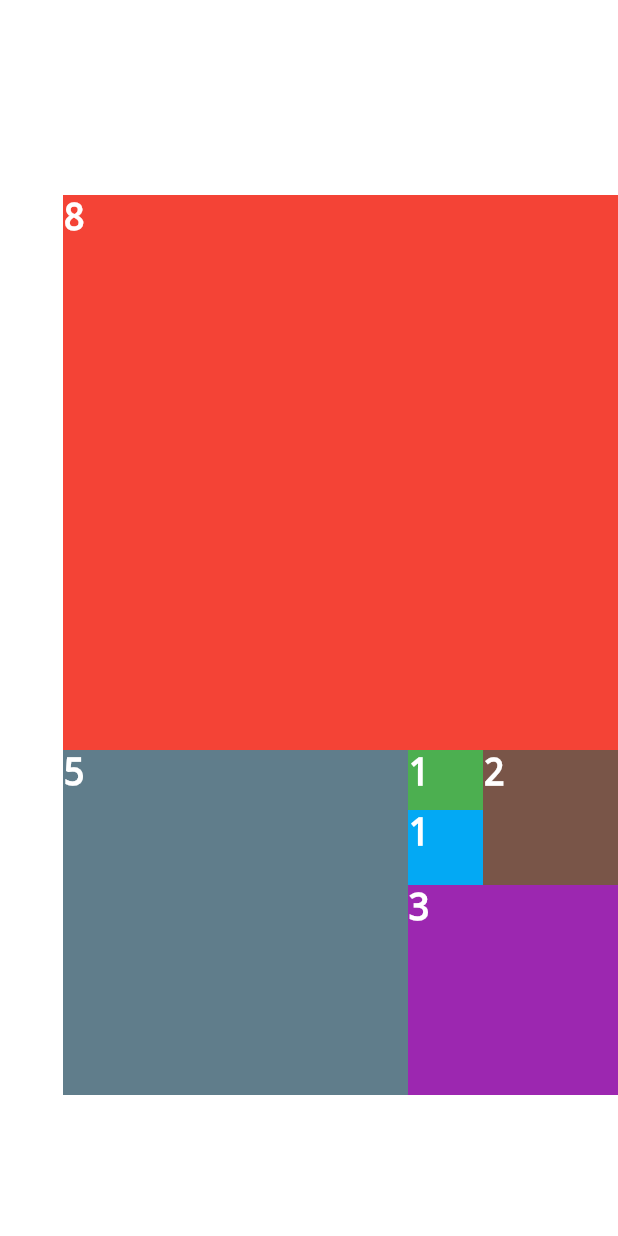
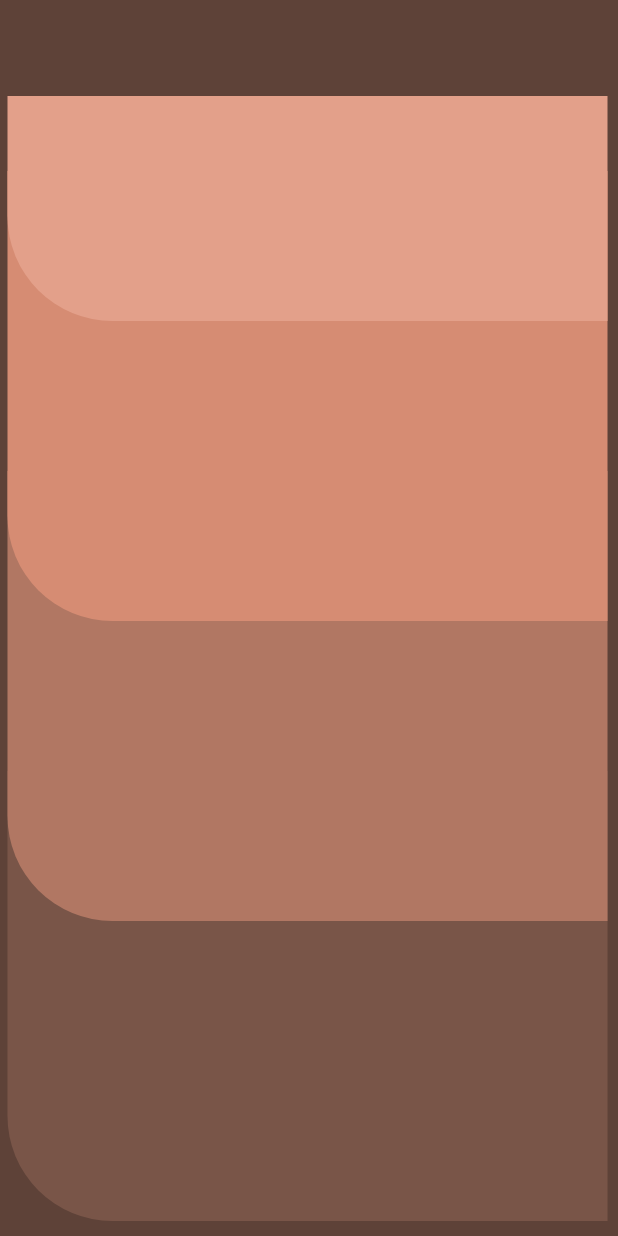
Before and after one commit to sardorergashaliyev/3-homework, a Flutter app: the screen it shows after launch, on a phone screen of 412 x 824 dp. Run offline on Flutter 3.47's test engine with Material 2 defaults, Android fonts, the light colour scheme and no system bars.

Commit message:
Beshinchi vazifa

```diff
--- /dev/null
+++ b/lib/3.5.dart
@@ -0,0 +1,70 @@
+import 'package:flutter/material.dart';
+
+class FiveHomework extends StatelessWidget {
+  const FiveHomework({super.key});
+
+  @override
+  Widget build(BuildContext context) {
+    return MaterialApp(
+      home: Container(
+        color: Color.fromARGB(255, 94, 66, 56),
+        child: Stack(
+          children: [
+            Positioned(
+              bottom: 10,
+              left: 5,
+              child: Container(
+                height: 300,
+                width: 400,
+                decoration: const BoxDecoration(
+                  color: Colors.brown,
+                  borderRadius:
+                      BorderRadius.only(bottomLeft: Radius.circular(70)),
+                ),
+              ),
+            ),
+            Positioned(
+              bottom: 210,
+              left: 5,
+              child: Container(
+                height: 300,
+                width: 400,
+                decoration: const BoxDecoration(
+                  color: Color.fromARGB(255, 177, 119, 99),
+                  borderRadius:
+                      BorderRadius.only(bottomLeft: Radius.circular(70)),
+                ),
+              ),
+            ),
+            Positioned(
+              bottom: 410,
+              left: 5,
+              child: Container(
+                height: 300,
+                width: 400,
+                decoration: const BoxDecoration(
+                  color: Color.fromARGB(255, 214, 140, 115),
+                  borderRadius:
+                      BorderRadius.only(bottomLeft: Radius.circular(70)),
+                ),
+              ),
+            ),
+            Positioned(
+              bottom: 610,
+              left: 5,
+              child: Container(
+                height: 150,
+                width: 400,
+                decoration: const BoxDecoration(
+                  color: Color.fromARGB(255, 227, 160, 138),
+                  borderRadius:
+                      BorderRadius.only(bottomLeft: Radius.circular(70)),
+                ),
+              ),
+            )
+          ],
+        ),
+      ),
+    );
+  }
+}
--- a/lib/main.dart
+++ b/lib/main.dart
@@ -5,7 +5,8 @@ import '3.1.dart';
 import '3.2.dart';
 import '3.3.dart';
 import '3.4.dart';
+import '3.5.dart';
 
 void main() {
-  runApp(FourHomework());
+  runApp(const FiveHomework());
 }
```
